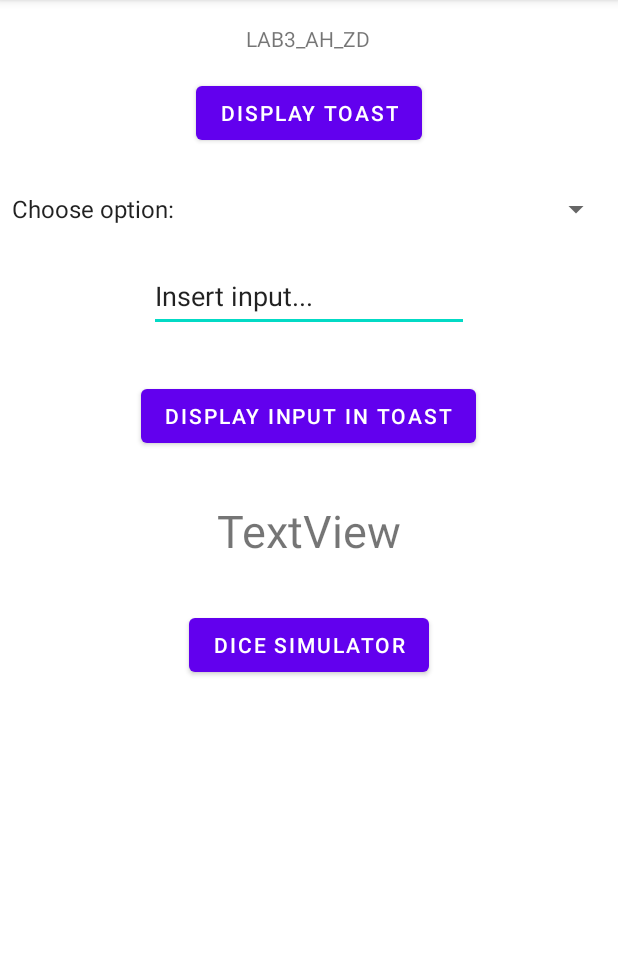
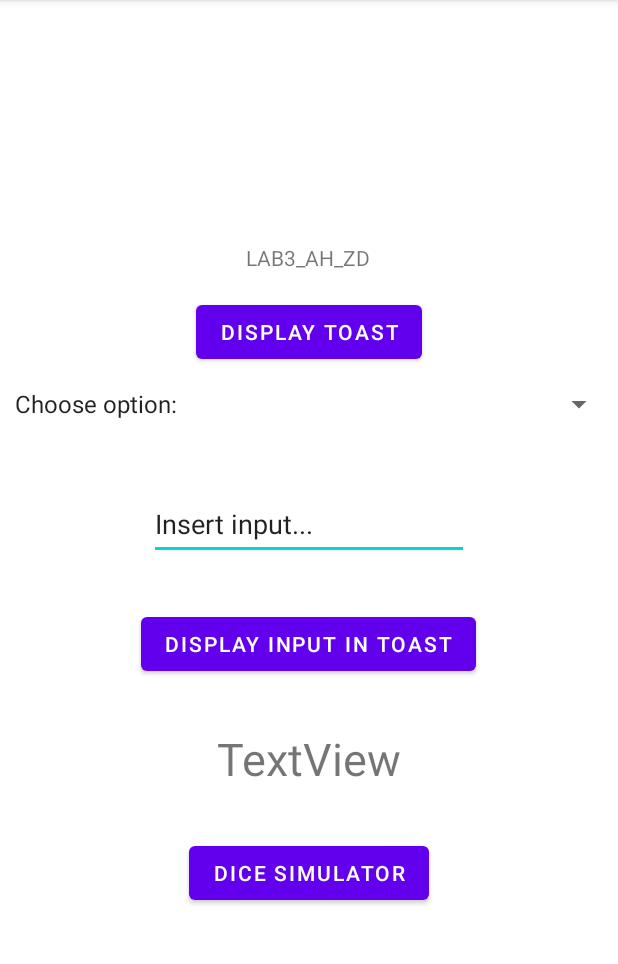
Before and after one commit to adamheinrich-oke/LAB4, an Android app: the screen it shows after launch (MainActivity), on a phone screen of 412 x 824 dp, the part 84-1048 px from its top. Run offline under Robolectric (Android 15) with nearby library versions, the phone set to English and light mode, and no system bars.

Commit message:
LAB3_ZAD1_2_LR

```diff
--- a/app/src/main/java/com/example/l3/MainActivity.kt
+++ b/app/src/main/java/com/example/l3/MainActivity.kt
@@ -14,7 +14,7 @@ class MainActivity : AppCompatActivity(), AdapterView.OnItemSelectedListener {
     private lateinit var buttonToast2: Button
     private lateinit var spinner: Spinner
     private lateinit var adapter: ArrayAdapter<CharSequence>
-    private lateinit var container: RelativeLayout
+    private lateinit var container: LinearLayout
     private lateinit var editText: EditText
     private lateinit var textviewDice: TextView
     private lateinit var diceButton: Button
--- a/app/src/main/res/layout/activity_main.xml
+++ b/app/src/main/res/layout/activity_main.xml
@@ -1,25 +1,21 @@
-<?xml version="1.0" encoding="utf-8"?>
-<RelativeLayout xmlns:android="http://schemas.android.com/apk/res/android"
-    xmlns:tools="http://schemas.android.com/tools"
-    android:layout_width="fill_parent"
-    android:layout_height="fill_parent"
-    android:id="@id/container">
+<LinearLayout xmlns:android="http://schemas.android.com/apk/res/android"
+    android:layout_width="match_parent"
+    android:layout_height="match_parent"
+    android:orientation="vertical"
+    android:gravity="center"
+    android:id="@+id/container">
+
 
     <TextView
         android:id="@+id/textView1"
         android:layout_width="wrap_content"
         android:layout_height="wrap_content"
-        android:layout_centerHorizontal="true"
-        android:layout_marginTop="16dp"
-        android:gravity="center"
         android:text="LAB3_AH_ZD" />
 
     <Button
         android:id="@+id/button_toast_RR"
         android:layout_width="wrap_content"
         android:layout_height="wrap_content"
-        android:layout_below="@+id/textView1"
-        android:layout_centerHorizontal="true"
         android:layout_marginTop="16dp"
         android:text="Display Toast" />
 
@@ -27,25 +23,20 @@
         android:id="@+id/spinner1"
         android:layout_width="408dp"
         android:layout_height="48dp"
-        android:layout_below="@id/button_toast_RR"
-        android:layout_marginTop="16dp"
-        tools:ignore="SpeakableTextPresentCheck" />
+
+        />
 
     <EditText
-        android:layout_centerHorizontal="true"
         android:id="@+id/input"
         android:layout_width="wrap_content"
         android:layout_height="wrap_content"
-        android:layout_marginTop="10dp"
+        android:layout_marginTop="32dp"
         android:ems="10"
         android:inputType="textPersonName"
         android:minHeight="48dp"
-        android:layout_below="@id/spinner1"
         android:text="Insert input..." />
 
     <Button
-        android:layout_centerHorizontal="true"
-        android:layout_below="@id/input"
         android:id="@+id/button2"
         android:layout_width="wrap_content"
         android:layout_height="wrap_content"
@@ -53,8 +44,6 @@
         android:text="Display Input in Toast" />
 
     <TextView
-        android:layout_centerHorizontal="true"
-        android:layout_below="@id/button2"
         android:id="@+id/textView3"
         android:layout_width="wrap_content"
         android:layout_height="wrap_content"
@@ -64,12 +53,9 @@
 
     <Button
         android:id="@+id/button3"
-        android:layout_centerHorizontal="true"
-        android:layout_below="@id/textView3"
         android:layout_width="wrap_content"
         android:layout_height="wrap_content"
         android:layout_marginTop="32dp"
         android:text="Dice Simulator" />
 
-
-</RelativeLayout>
+</LinearLayout>
```
